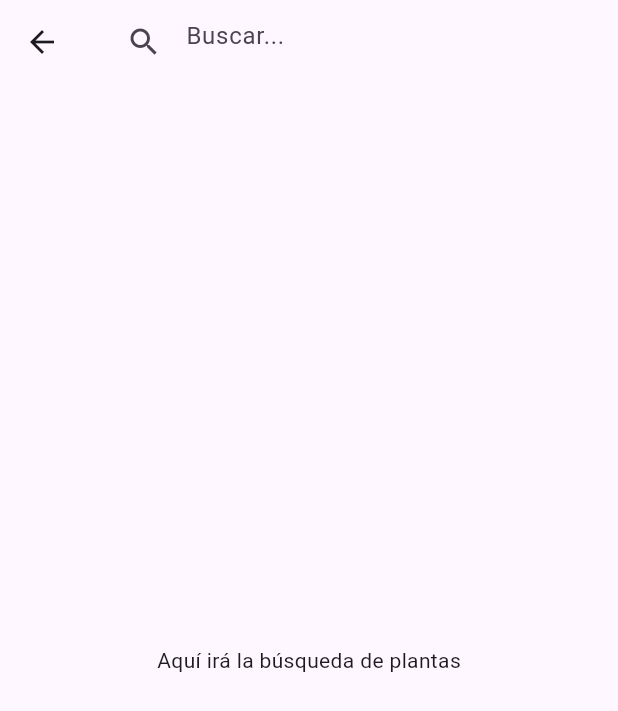
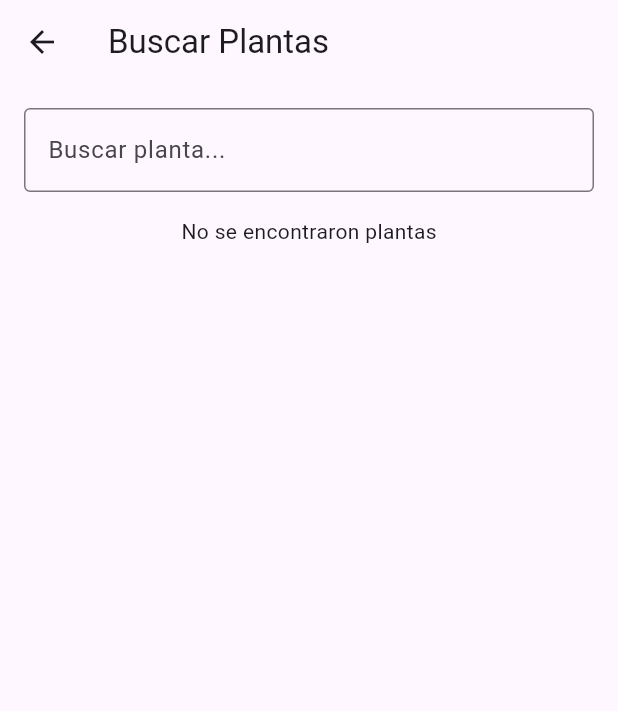
Before and after one commit to mrami8/leafy_app_flutter, a Flutter app: the SearchScreen screen opened directly, on a phone screen of 412 x 824 dp. Shown: the top 711 px of the screen. Run offline on Flutter 3.47's test engine with Material 3 defaults, Android fonts, the phone set to English and light mode, and no system bars; our stand-ins replace supabase_flutter; accounts and stored records are empty; network calls fail.

Commit message:
plant.dart Created v1.0, Main and main_screen changed v2.0, plant_search_provider implement v1.0, search_screen updated v2.1

```diff
--- a/lib/main.dart
+++ b/lib/main.dart
@@ -4,15 +4,20 @@ import 'supabase_config.dart';
 import 'LoginScreen.dart';
 import 'main_screen.dart';
 import 'providers/auth_provider.dart';
+import 'providers/plant_search_provider.dart';
+import 'package:supabase_flutter/supabase_flutter.dart';
 
 void main() async {
   WidgetsFlutterBinding.ensureInitialized();
   await SupabaseConfig.init();
 
+  final supabaseClient = Supabase.instance.client;
+
   runApp(
     MultiProvider(
       providers: [
         ChangeNotifierProvider(create: (_) => AuthProvider()..loadSession()),
+        ChangeNotifierProvider(create: (_) => PlantSearchProvider(supabaseClient)),
       ],
       child: MaterialApp(
         home: Consumer<AuthProvider>(
--- a/lib/main_screen.dart
+++ b/lib/main_screen.dart
@@ -13,7 +13,7 @@ class _MainScreenState extends State<MainScreen> {
   int _selectedIndex = 0; // <- Esto hace que arranque en SearchScreen
 
   final List<Widget> _screens = [
-    SearchScreen(), // ✅ Esta es la pantalla principal (como TikTok)
+    SearchScreen(),
     ProfileScreen(),
     CalendarScreen(),
     PlantsScreen(),
--- /dev/null
+++ b/lib/models/plant.dart
@@ -0,0 +1,25 @@
+class Plant {
+  final String id; // ID de tipo String (UUID)
+  final String nombre;
+  final String nombreCientifico;
+  final String descripcion;
+  final List<String> imagenes;
+
+  Plant({
+    required this.id,
+    required this.nombre,
+    required this.nombreCientifico,
+    required this.descripcion,
+    required this.imagenes,
+  });
+
+  factory Plant.fromMap(Map<String, dynamic> map) {
+    return Plant(
+      id: map['id'], // Aquí tomamos el UUID como String
+      nombre: map['nombre'],
+      nombreCientifico: map['nombre_cientifico'],
+      descripcion: map['descripcion'],
+      imagenes: List<String>.from(map['imagenes'] ?? []), // Aseguramos que sea una lista
+    );
+  }
+}
--- /dev/null
+++ b/lib/providers/plant_search_provider.dart
@@ -0,0 +1,41 @@
+import 'package:flutter/material.dart';
+import 'package:provider/provider.dart';
+import 'package:supabase_flutter/supabase_flutter.dart';
+import 'package:leafy_app_flutter/models/plant.dart'; // Asumimos que tienes un modelo Plant para manejar la estructura de los datos
+
+class PlantSearchProvider with ChangeNotifier {
+  final SupabaseClient supabaseClient;
+  List<Plant> plants = [];
+
+  PlantSearchProvider(this.supabaseClient);
+
+  Future<void> searchPlants(String query) async {
+    if (query.isEmpty) {
+      plants = [];
+      notifyListeners();
+      return;
+    }
+
+    try {
+      final response = await supabaseClient
+          .from('plantas')
+          .select()
+          .ilike('nombre', '%$query%') // Filtramos por el nombre de la planta
+          .or('nombre_cientifico.ilike.%$query%'); // También filtramos por nombre científico
+
+      // Comprobamos si la respuesta tiene datos
+      if (response.isNotEmpty) {
+        final List<dynamic> data = response;
+        plants = data.map((e) => Plant.fromMap(e)).toList();
+      } else {
+        plants = [];
+      }
+
+      notifyListeners();
+    } catch (e) {
+      print('Error al buscar plantas: $e');
+      plants = [];
+      notifyListeners();
+    }
+  }
+}
--- a/lib/screens/search_screen.dart
+++ b/lib/screens/search_screen.dart
@@ -1,20 +1,52 @@
 import 'package:flutter/material.dart';
+import 'package:provider/provider.dart';
+import 'package:leafy_app_flutter/providers/plant_search_provider.dart';
 
 class SearchScreen extends StatelessWidget {
   @override
   Widget build(BuildContext context) {
     return Scaffold(
-      appBar: AppBar(
-        title: TextField(
-          decoration: InputDecoration(
-            hintText: "Buscar...",
-            border: InputBorder.none,
-            prefixIcon: Icon(Icons.search),
-          ),
+      appBar: AppBar(title: Text("Buscar Plantas")),
+      body: Padding(
+        padding: const EdgeInsets.all(16.0),
+        child: Column(
+          children: [
+            TextField(
+              onChanged: (query) {
+                context.read<PlantSearchProvider>().searchPlants(query);
+              },
+              decoration: InputDecoration(
+                hintText: 'Buscar planta...',
+                border: OutlineInputBorder(),
+              ),
+            ),
+            SizedBox(height: 16),
+            Consumer<PlantSearchProvider>(
+              builder: (context, provider, child) {
+                if (provider.plants.isEmpty) {
+                  return Center(child: Text("No se encontraron plantas"));
+                }
+
+                return Expanded(
+                  child: ListView.builder(
+                    itemCount: provider.plants.length,
+                    itemBuilder: (context, index) {
+                      final plant = provider.plants[index];
+                      return ListTile(
+                        title: Text(plant.nombre),
+                        subtitle: Text(plant.nombreCientifico),
+                        onTap: () {
+                          // Aquí puedes navegar a la pantalla de detalles
+                          // Y pasar el id o la planta completa
+                        },
+                      );
+                    },
+                  ),
+                );
+              },
+            ),
+          ],
         ),
-      ),
-      body: Center(
-        child: Text("Aquí irá la búsqueda de plantas"),
       ),
     );
   }
```
